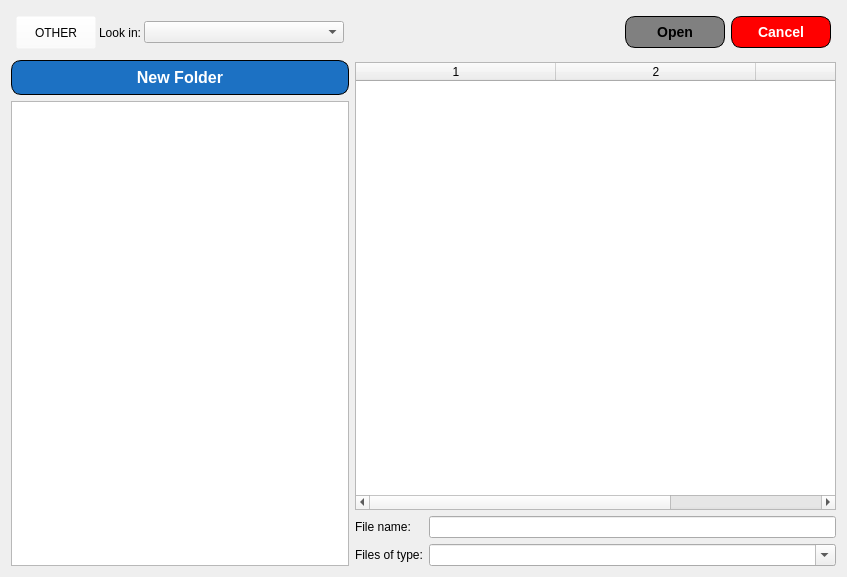
Old version of the form fslib/ui/ui_filepicker.ui in the repository Open-MSS/fs_filepicker.
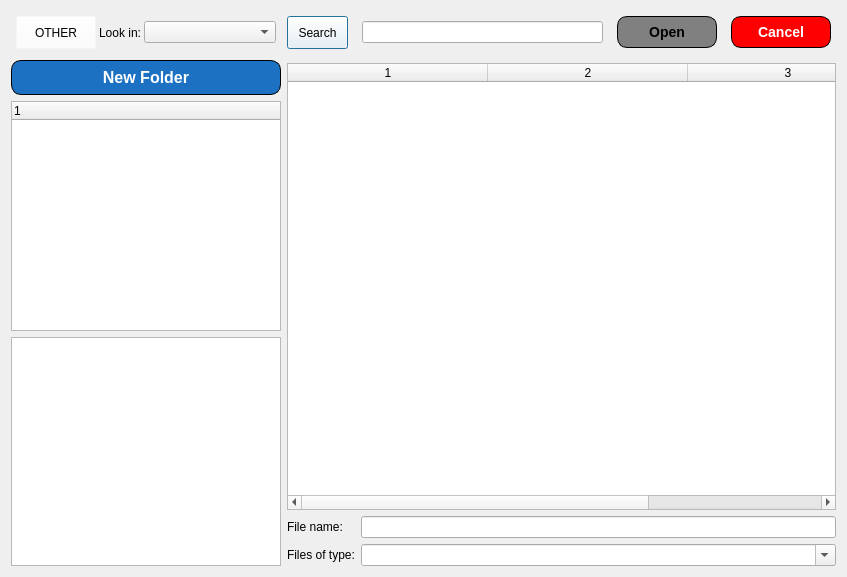
New version of the form. Icons and pictures are not drawn.

Patch:
```diff
--- a/fslib/ui/ui_filepicker.ui
+++ b/fslib/ui/ui_filepicker.ui
@@ -139,6 +139,9 @@
          </item>
         </layout>
        </item>
+       <item>
+        <widget class="QTreeWidget" name="ui_fs_filelist"/>
+       </item>
        <item>
         <widget class="QListWidget" name="ui_fs_serverlist">
          <property name="enabled">
@@ -159,13 +162,16 @@
      </item>
      <item>
       <layout class="QVBoxLayout" name="Files_vertical" stretch="0,0,0">
+       <property name="spacing">
+        <number>6</number>
+       </property>
        <item>
         <layout class="QHBoxLayout" name="horizontalLayout_2">
          <property name="spacing">
-          <number>6</number>
+          <number>14</number>
          </property>
-         <property name="leftMargin">
-          <number>270</number>
+         <property name="sizeConstraint">
+          <enum>QLayout::SetDefaultConstraint</enum>
          </property>
          <property name="topMargin">
           <number>5</number>
@@ -176,6 +182,38 @@
          <property name="bottomMargin">
           <number>8</number>
          </property>
+         <item alignment="Qt::AlignLeft">
+          <widget class="QPushButton" name="search_icon">
+           <property name="minimumSize">
+            <size>
+             <width>56</width>
+             <height>33</height>
+            </size>
+           </property>
+           <property name="styleSheet">
+            <string notr="true">background: rgba(255, 255, 255, 0)</string>
+           </property>
+           <property name="text">
+            <string>Search</string>
+           </property>
+          </widget>
+         </item>
+         <item>
+          <widget class="QLineEdit" name="filelist_search">
+           <property name="sizePolicy">
+            <sizepolicy hsizetype="Minimum" vsizetype="Fixed">
+             <horstretch>0</horstretch>
+             <verstretch>0</verstretch>
+            </sizepolicy>
+           </property>
+           <property name="minimumSize">
+            <size>
+             <width>241</width>
+             <height>0</height>
+            </size>
+           </property>
+          </widget>
+         </item>
          <item>
           <widget class="QPushButton" name="ui_Action">
            <property name="enabled">
@@ -187,12 +225,6 @@
              <height>32</height>
             </size>
            </property>
-           <property name="maximumSize">
-            <size>
-             <width>104</width>
-             <height>16777215</height>
-            </size>
-           </property>
            <property name="focusPolicy">
             <enum>Qt::NoFocus</enum>
            </property>
```
Left out of the diff: 4 changed lines with no effect on the pictures.
